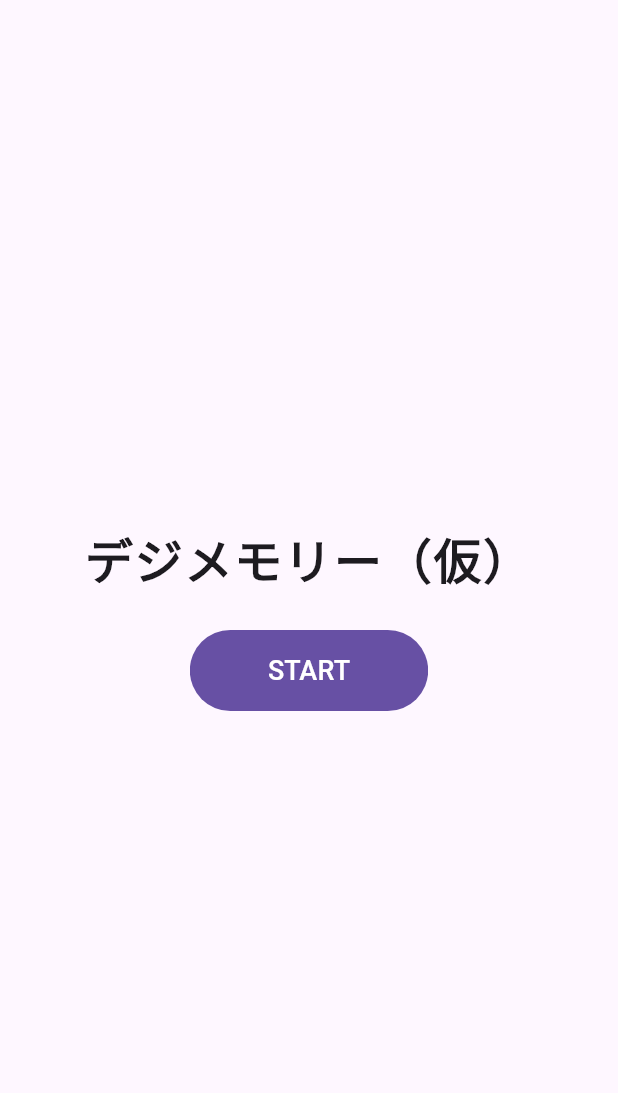
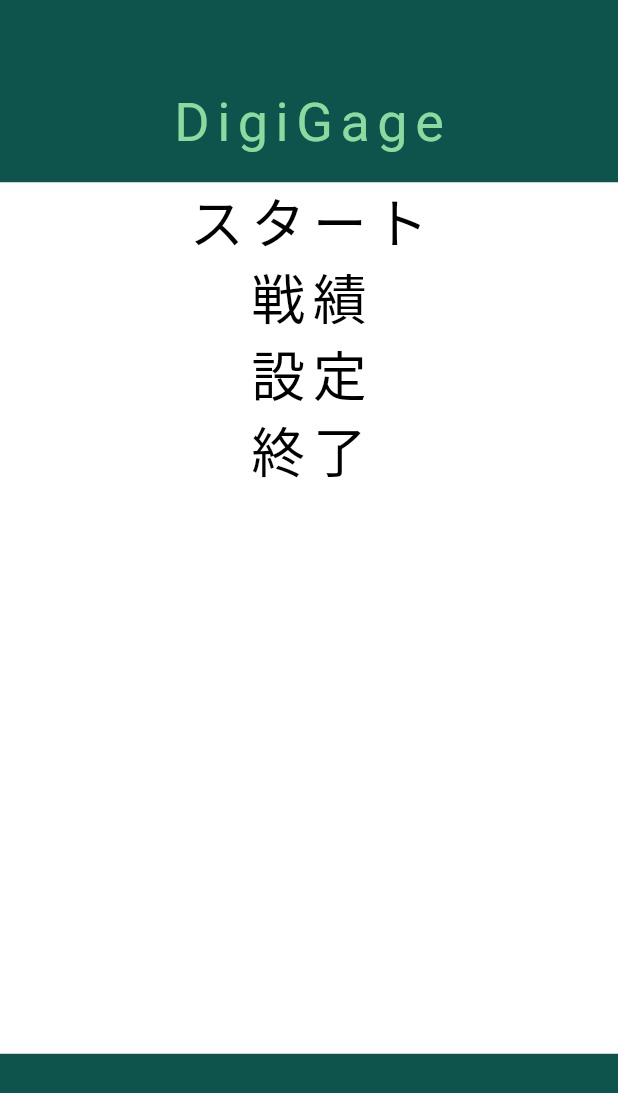
Before and after one commit to SaKkuSO10/digi_memori, a Flutter app: the screen it shows after launch, on a phone screen of 412 x 824 dp. Shown: the top 1093 px of the screen. Run offline on Flutter 3.47's test engine with Material 3 defaults, Android fonts, the phone set to English and light mode, and no system bars.

Commit message:
refactor:topmenu

```diff
--- a/digigage/lib/pages/home_page.dart
+++ b/digigage/lib/pages/home_page.dart
@@ -12,103 +12,85 @@ class HomePage extends StatefulWidget {
 }
 
 class _HomePageState extends State<HomePage>{
-    bool _menuOpen = false;
-    //bool データ型（true/false）
-    //menuOpenは変数名。＝falseでメニューが閉じている状態と現している
-
     @override
-    Widget build(BuildContext context) {
+    Widget build(BuildContext context){
         return Scaffold(
-            body: SafeArea(
-                child: Center(
-                    child: Padding(
-                        padding: const EdgeInsets.all(24),
-                        child: Column(
-                            mainAxisAlignment: MainAxisAlignment.center,
+            body: Container(
+                child: Stack(
                     children:[
-                                const Text(
-                                    'デジメモリー（仮）',
-                                    textAlign: TextAlign.center,
+                        Container(
+                            color: const Color(0xFF0F534D),
+                            width: double.infinity,
+                            height: double.infinity,
+                        ),
+                        Align(
+                            alignment: Alignment.topCenter,
+                            child: Container(
+                                height: 163,
+                                alignment: Alignment.center,
+                                child: const Text(
+                                    'DigiGage',
                                     style: TextStyle(
-                                        fontSize: 32,
-                                        fontWeight: FontWeight.w800,
-                                        letterSpacing: 1.2,
+                                        fontSize:36,
+                                        letterSpacing:5,
+                                        color: const Color(0xFF8BDA9E),
+                                        )
+                                    )
                                     ),
                             ),
-                                const SizedBox(height: 24),
-                                // 余白を作るためのconst↑
-                                // Startボタン⇆メニューボタンの切り替え
-                                AnimatedCrossFade(
-                                    duration: const Duration(milliseconds:250),
-                                    crossFadeState: _menuOpen
-                                        ? CrossFadeState.showSecond
-                                        : CrossFadeState.showFirst,
-                                    firstChild: FilledButton(
-                                        onPressed:() => setState(()=> _menuOpen = true),
-                                        child: const Padding(
-                                            padding: EdgeInsets.symmetric(horizontal: 28, vertical: 14),
-                                            child: Text('START', style: TextStyle(fontSize: 18)),
+                        Align(
+                            alignment: Alignment.bottomCenter,
+                            child: Container(
+                                height: 100,
                             ),
                         ),
-                                    secondChild: _MenuCard(
-                                        onClose: () => setState(()=> _menuOpen = false),
+                        Align(
+                            alignment: Alignment.center,
+                            child:Container(
+                                width: double.infinity,
+                                height: 581,
+                                color: Colors.white,
+                                child:Column(
+                                    children:<Widget>[
+                                        Text(
+                                            'スタート',
+                                            style: TextStyle(
+                                                  fontSize:36,
+                                                  color: Colors.black,
+                                                  letterSpacing:5,
+                                                  ),
+                                                  ),
+                                        Text(
+                                            '戦績',
+                                            style: TextStyle(
+                                                  fontSize:36,
+                                                  color: Colors.black,
+                                                  letterSpacing:5,
+                                                  ),
+                                                  ),
+                                        Text(
+                                            '設定',
+                                            style: TextStyle(
+                                                  fontSize:36,
+                                                  color: Colors.black,
+                                                  letterSpacing:5,
+                                                  ),
+                                                  ),
+                                        Text(
+                                            '終了',
+                                            style: TextStyle(
+                                                  fontSize:36,
+                                                  color: Colors.black,
+                                                  letterSpacing:5,
                                                   ),
                                                   ),
                                     ],
                                 ),
+                            )
+                        )
+                    ],
                         ),
-                ),
-            ),
+                )
             );
             }
 }
-
-class _MenuCard extends StatelessWidget{
-    const _MenuCard({required this.onClose});
-    final VoidCallback onClose;
-
-    @override
-    Widget build(BuildContext context){
-        return Card(
-            elevation: 4,
-            shape: RoundedRectangleBorder(borderRadius:BorderRadius.circular(16)),
-            child: Padding(
-                padding: EdgeInsets.all(16),
-                child: Column(
-                    mainAxisSize: MainAxisSize.min,
-                    children:[
-                        const Text('メニュー',style: TextStyle(fontSize: 18, fontWeight:FontWeight.bold)),
-                        const SizedBox(height: 12),
-
-                        // メモリーページへ遷移するボタン
-                        SizedBox(
-                            width: double.infinity,
-                            child: FilledButton.icon(
-                                onPressed:() => Navigator.pushNamed(context, '/memory'),
-                                icon: const Icon(Icons.sports_martial_arts),
-                                label: const Text('メモリーページへ'),
-                            ),
-                        ),
-                        const SizedBox(height: 8),
-
-                        SizedBox(
-                            width: double.infinity,
-                            child: FilledButton.icon(
-                                onPressed:() => Navigator.pushNamed(context, '/result'),
-                                icon: const Icon(Icons.emoji_events_outlined),
-                                label: const Text('リザルトページへ'),
-                            ),
-                        ),
-                        const SizedBox(height: 8),
-
-                        TextButton.icon(
-                            onPressed: onClose,
-                            icon: const Icon(Icons.close),
-                            label: const Text('閉じる'),
-                        ),
-                    ],
-                ),
-            ),
-        );
-    }
-}
```
Also changed, not shown: digigage/lib/pages/memory_gage.dart (+47 -14 lines). Lines whose indentation alone changed are shown as unchanged.
